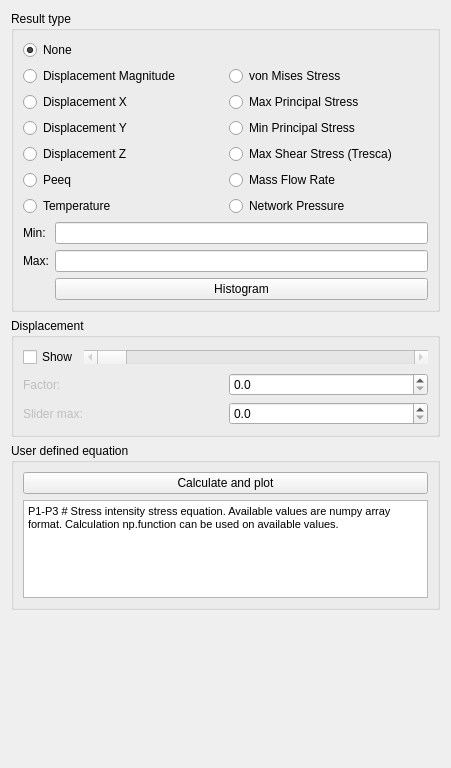
First picture: the form in src/Mod/Fem/Gui/Resources/ui/ResultShow.ui, repository southseact-3d/fcd, before the edit.
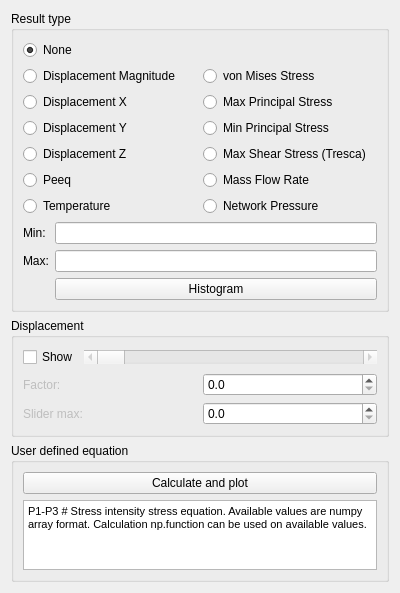
Second picture: the form after the edit. Custom widgets are drawn as their Qt base class.

Commit message:
[FEM] fix Results dialog size
- reduce to a sensible size and get rid of unneeded spacer
- further changes automatically done by Qt's Designer

What changed in the file:
```diff
--- a/src/Mod/Fem/Gui/Resources/ui/ResultShow.ui
+++ b/src/Mod/Fem/Gui/Resources/ui/ResultShow.ui
@@ -6,8 +6,8 @@
    <rect>
     <x>0</x>
     <y>0</y>
-    <width>451</width>
-    <height>768</height>
+    <width>400</width>
+    <height>548</height>
    </rect>
   </property>
   <property name="windowTitle">
@@ -294,11 +294,11 @@
           <item>
            <widget class="QTextEdit" name="user_def_eq">
             <property name="html">
-             <string>&lt;!DOCTYPE HTML PUBLIC "-//W3C//DTD HTML 4.0//EN" "http://www.w3.org/TR/REC-html40/strict.dtd"&gt;
-&lt;html&gt;&lt;head&gt;&lt;meta name="qrichtext" content="1" /&gt;&lt;style type="text/css"&gt;
+             <string>&lt;!DOCTYPE HTML PUBLIC &quot;-//W3C//DTD HTML 4.0//EN&quot; &quot;http://www.w3.org/TR/REC-html40/strict.dtd&quot;&gt;
+&lt;html&gt;&lt;head&gt;&lt;meta name=&quot;qrichtext&quot; content=&quot;1&quot; /&gt;&lt;style type=&quot;text/css&quot;&gt;
 p, li { white-space: pre-wrap; }
-&lt;/style&gt;&lt;/head&gt;&lt;body style=" font-family:'MS Shell Dlg 2'; font-size:8pt; font-weight:400; font-style:normal;"&gt;
-&lt;p style=" margin-top:0px; margin-bottom:0px; margin-left:0px; margin-right:0px; -qt-block-indent:0; text-indent:0px;"&gt;&lt;span style=" font-family:'Ubuntu';"&gt;P1-P3 # Stress intensity stress equation. Available values are numpy array format. Calculation np.function can be used on available values. &lt;/span&gt;&lt;/p&gt;&lt;/body&gt;&lt;/html&gt;</string>
+&lt;/style&gt;&lt;/head&gt;&lt;body style=&quot; font-family:'MS Shell Dlg 2'; font-size:8.25pt; font-weight:400; font-style:normal;&quot;&gt;
+&lt;p style=&quot; margin-top:0px; margin-bottom:0px; margin-left:0px; margin-right:0px; -qt-block-indent:0; text-indent:0px;&quot;&gt;&lt;span style=&quot; font-family:'Ubuntu'; font-size:8pt;&quot;&gt;P1-P3 # Stress intensity stress equation. Available values are numpy array format. Calculation np.function can be used on available values. &lt;/span&gt;&lt;/p&gt;&lt;/body&gt;&lt;/html&gt;</string>
             </property>
            </widget>
           </item>
@@ -307,19 +307,6 @@
        </layout>
       </widget>
      </item>
-     <item>
-      <spacer name="verticalSpacer">
-       <property name="orientation">
-        <enum>Qt::Vertical</enum>
-       </property>
-       <property name="sizeHint" stdset="0">
-        <size>
-         <width>20</width>
-         <height>240</height>
-        </size>
-       </property>
-      </spacer>
-     </item>
     </layout>
    </item>
   </layout>
```
